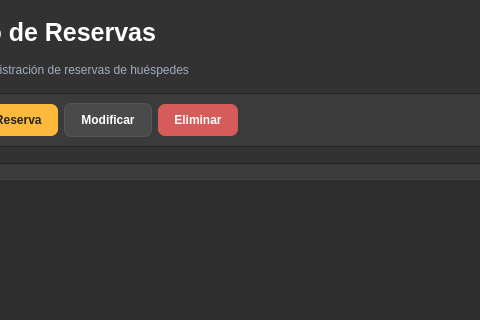
Before: the Qt Designer form views/GUI/pages/page_reservas.ui in ezequielitodev-droid/Tp_integrador_PROII_proceso_reserva_hostal, drawn with Qt 5; both pictures show x 107 to 587 and y 0 to 320 of the 900 by 700 pixel window.
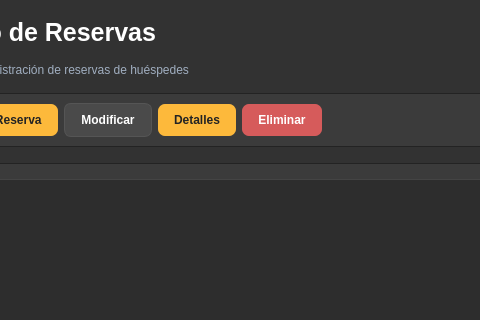
After: the same form once the commit is applied.

Commit message: Feat: Agregado de nueva funcionalidad, _Detalle de reserva_, con todas sus implicancias (dialogs, labels, etc)

Diff of the .ui file:
```diff
--- a/views/GUI/pages/page_reservas.ui
+++ b/views/GUI/pages/page_reservas.ui
@@ -140,6 +140,13 @@
         </property>
        </widget>
       </item>
+      <item>
+       <widget class="QPushButton" name="BotonDetalles">
+        <property name="text">
+         <string>Detalles</string>
+        </property>
+       </widget>
+      </item>
       <item>
        <widget class="QPushButton" name="BotonEliminar">
         <property name="styleSheet">
```
The commit also changes 3 other files.
